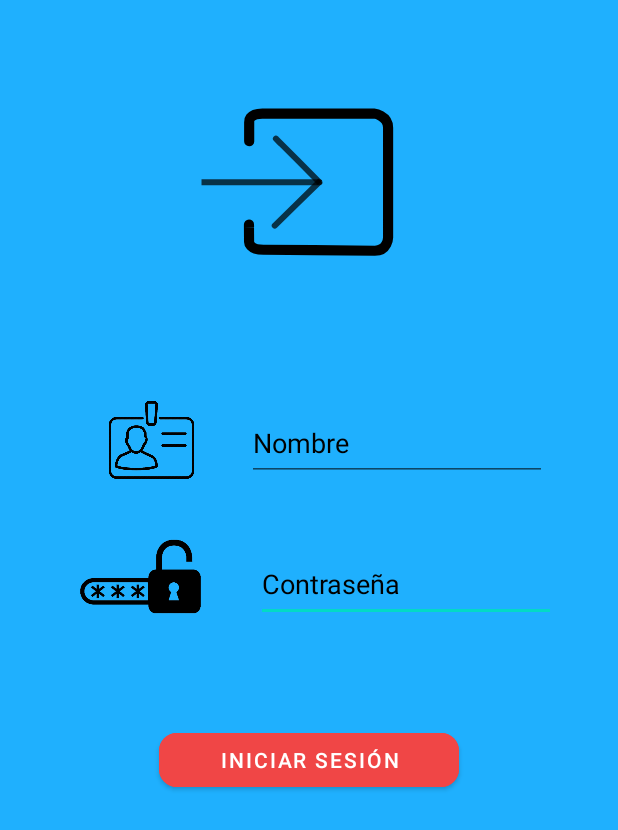
After one commit to antoniolois/APP-JUEGO-FINAL, an Android app: the LoginClass screen opened directly, with no data from a screen before it, on a phone screen of 412 x 824 dp. The commit adds this screen. Shown: the top 830 px of the screen. Run offline under Robolectric (Android 15) with nearby library versions, the phone set to English and light mode, and no system bars.

Commit message:
PANTALLA LOGIN LISTA
-Arreglos en los layputs, comentarios, etc.
-Creación de la pantalla login

```diff
--- a/SMASH-TOPO/app/build.gradle
+++ b/SMASH-TOPO/app/build.gradle
@@ -11,7 +11,7 @@ android {
         minSdkVersion 23
         targetSdkVersion 31
         versionCode 1
-        versionName "1.0"
+        versionName "1.05"
 
         testInstrumentationRunner "androidx.test.runner.AndroidJUnitRunner"
     }
--- /dev/null
+++ b/SMASH-TOPO/app/src/main/java/com/example/smash_topo/LoginClass.java
@@ -0,0 +1,14 @@
+package com.example.smash_topo;
+
+import androidx.appcompat.app.AppCompatActivity;
+
+import android.os.Bundle;
+
+public class LoginClass extends AppCompatActivity {
+
+    @Override
+    protected void onCreate(Bundle savedInstanceState) {
+        super.onCreate(savedInstanceState);
+        setContentView(R.layout.activity_login);
+    }
+}
--- /dev/null
+++ b/SMASH-TOPO/app/src/main/res/layout/activity_login.xml
@@ -0,0 +1,115 @@
+<?xml version="1.0" encoding="utf-8"?>
+<RelativeLayout
+    xmlns:android="http://schemas.android.com/apk/res/android"
+    xmlns:app="http://schemas.android.com/apk/res-auto"
+    xmlns:tools="http://schemas.android.com/tools"
+    android:layout_width="match_parent"
+    android:layout_height="match_parent"
+    tools:context=".LoginClass"
+    android:background="#1FB0FE"
+    >
+
+
+    <androidx.constraintlayout.widget.ConstraintLayout
+        android:layout_width="match_parent"
+        android:layout_height="match_parent">
+
+        <com.airbnb.lottie.LottieAnimationView
+            android:id="@+id/lottieAnimationView5"
+            android:layout_width="394dp"
+            android:layout_height="243dp"
+            app:layout_constraintBottom_toTopOf="@+id/editTextTextPersonNameLogin"
+            app:layout_constraintEnd_toEndOf="parent"
+            app:layout_constraintHorizontal_bias="0.47"
+            app:layout_constraintStart_toStartOf="parent"
+            app:layout_constraintTop_toTopOf="parent"
+            app:layout_constraintVertical_bias="0.39"
+            app:lottie_autoPlay="true"
+            app:lottie_loop="true"
+            app:lottie_rawRes="@raw/login_animation" />
+
+
+        <!-- CONTRASEÑA CORREO ELECTRONICO -->
+
+        <!-- NOMBRE DE USUARIO -->
+
+        <ImageView
+            android:id="@+id/password_icon"
+            android:layout_width="90dp"
+            android:layout_height="50dp"
+            android:layout_marginStart="58dp"
+            android:layout_marginTop="40dp"
+            android:layout_marginEnd="20dp"
+            app:layout_constraintEnd_toStartOf="@+id/editTextTextPasswordLogin"
+            app:layout_constraintHorizontal_bias="0.727"
+            app:layout_constraintStart_toStartOf="parent"
+            app:layout_constraintTop_toBottomOf="@+id/person_icon_login"
+            app:srcCompat="@drawable/password_icon" />
+
+        <EditText
+            android:id="@+id/editTextTextPasswordLogin"
+            android:layout_width="200dp"
+            android:layout_height="50dp"
+            android:layout_marginStart="12dp"
+            android:layout_marginTop="44dp"
+            android:layout_marginEnd="51dp"
+            android:autofillHints="Password"
+            android:hint="@string/password_registro"
+            android:importantForAutofill="no"
+            android:inputType="textPassword"
+            android:minHeight="48dp"
+            android:textColorHint="#000000"
+            app:layout_constraintEnd_toEndOf="parent"
+            app:layout_constraintStart_toEndOf="@+id/password_icon"
+            app:layout_constraintTop_toBottomOf="@+id/editTextTextPersonNameLogin"
+            tools:ignore="MissingConstraints" />
+
+        <ImageView
+            android:id="@+id/person_icon_login"
+            android:layout_width="71dp"
+            android:layout_height="52dp"
+            android:layout_marginStart="69dp"
+            android:layout_marginTop="24dp"
+            android:layout_marginEnd="8dp"
+            app:layout_constraintEnd_toStartOf="@+id/editTextTextPersonNameLogin"
+            app:layout_constraintHorizontal_bias="0.0"
+            app:layout_constraintStart_toStartOf="parent"
+            app:layout_constraintTop_toBottomOf="@+id/lottieAnimationView5"
+            app:srcCompat="@drawable/name_icon" />
+
+        <!-- BOTON LOGIN -->
+
+        <EditText
+            android:id="@+id/editTextTextPersonNameLogin"
+            android:layout_width="200dp"
+            android:layout_height="50dp"
+            android:layout_marginStart="20dp"
+            android:layout_marginTop="27dp"
+            android:layout_marginEnd="51dp"
+            android:hint="@string/name"
+            android:importantForAutofill="no"
+            android:inputType="textPersonName"
+            android:textColorHint="#000000"
+            app:layout_constraintEnd_toEndOf="parent"
+            app:layout_constraintHorizontal_bias="0.0"
+            app:layout_constraintStart_toEndOf="@+id/person_icon_login"
+            app:layout_constraintTop_toBottomOf="@+id/lottieAnimationView5" />
+
+        <Button
+            android:id="@+id/boton_login"
+            android:layout_width="200dp"
+            android:layout_height="wrap_content"
+            android:layout_marginStart="105dp"
+            android:layout_marginTop="68dp"
+            android:layout_marginEnd="106dp"
+            android:backgroundTint="#F04646"
+            android:text="INICIAR SESIÓN"
+            app:cornerRadius="12dp"
+            app:layout_constraintEnd_toEndOf="parent"
+            app:layout_constraintHorizontal_bias="1.0"
+            app:layout_constraintStart_toStartOf="parent"
+            app:layout_constraintTop_toBottomOf="@+id/editTextTextPasswordLogin" />
+    </androidx.constraintlayout.widget.ConstraintLayout>
+
+
+</RelativeLayout>
```
Also changed, not shown: SMASH-TOPO/app/src/main/AndroidManifest.xml (+7 -1 lines), SMASH-TOPO/app/src/main/java/com/example/smash_topo/BackgroundMusic.java (added, +31 -0 lines), SMASH-TOPO/app/src/main/java/com/example/smash_topo/MainActivity.java (+5 -14 lines), SMASH-TOPO/app/src/main/java/com/example/smash_topo/RegistroClass.java (renamed from SMASH-TOPO/app/src/main/java/com/example/smash_topo/Registro.java, +7 -14 lines), SMASH-TOPO/app/src/main/res/layout/activity_registro.xml (+22 -29 lines), SMASH-TOPO/app/src/main/res/raw/login_animation.json (added, +1 -0 lines), 1 other file.
